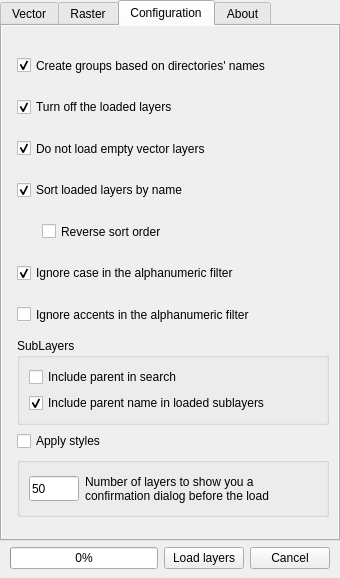
Above: Ui_DockWidget.ui from gacarrillor/loadthemall before the change. Below: the same form after it.
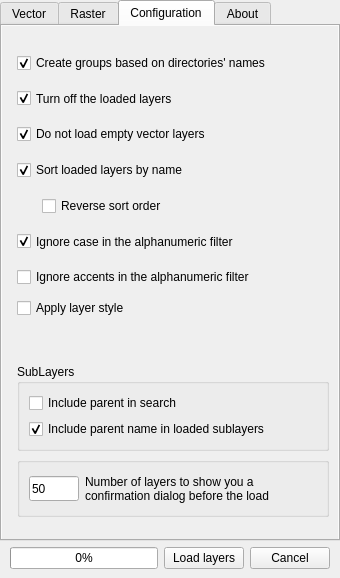
That is the form after the change. The open tabs and pages were chosen to show the change. Icons and pictures are not drawn.

Patch:
```diff
--- a/Ui_DockWidget.ui
+++ b/Ui_DockWidget.ui
@@ -191,7 +191,7 @@
             <rect>
              <x>0</x>
              <y>0</y>
-             <width>278</width>
+             <width>323</width>
              <height>598</height>
             </rect>
            </property>
@@ -311,8 +311,8 @@
             <rect>
              <x>0</x>
              <y>0</y>
-             <width>310</width>
-             <height>447</height>
+             <width>323</width>
+             <height>493</height>
             </rect>
            </property>
            <property name="sizePolicy">
@@ -499,7 +499,7 @@
                 </property>
                </widget>
               </item>
-              <item row="8" column="0">
+              <item row="10" column="0">
                <widget class="QGroupBox" name="groupBox_2">
                 <property name="sizePolicy">
                  <sizepolicy hsizetype="Preferred" vsizetype="MinimumExpanding">
@@ -531,7 +531,7 @@
                 </layout>
                </widget>
               </item>
-              <item row="10" column="0">
+              <item row="12" column="0">
                <widget class="QGroupBox" name="groupBox">
                 <property name="minimumSize">
                  <size>
@@ -599,7 +599,7 @@
                 </layout>
                </widget>
               </item>
-              <item row="11" column="0">
+              <item row="13" column="0">
                <spacer name="verticalSpacer_2">
                 <property name="orientation">
                  <enum>Qt::Vertical</enum>
@@ -615,13 +615,29 @@
                 </property>
                </spacer>
               </item>
-              <item row="9" column="0">
+              <item row="8" column="0">
                <widget class="QCheckBox" name="chkStyles">
+                <property name="toolTip">
+                 <string>When checked, if a QML file shares a layer's name and path, it will be applied. If groups are checked and a QML has the group name, it will be applied to all layers inside that group.</string>
+                </property>
                 <property name="text">
-                 <string>Apply styles</string>
+                 <string>Apply layer style</string>
                 </property>
                </widget>
               </item>
+              <item row="9" column="0">
+               <spacer name="verticalSpacer_11">
+                <property name="orientation">
+                 <enum>Qt::Vertical</enum>
+                </property>
+                <property name="sizeHint" stdset="0">
+                 <size>
+                  <width>20</width>
+                  <height>40</height>
+                 </size>
+                </property>
+               </spacer>
+              </item>
              </layout>
             </item>
            </layout>
@@ -955,7 +971,7 @@
                    <string notr="true">font: 8pt &quot;Sans Serif&quot;;</string>
                   </property>
                   <property name="text">
-                   <string>&lt;html&gt;&lt;head/&gt;&lt;body&gt;&lt;p&gt;&lt;span style=&quot; font-style:italic;&quot;&gt;Code contributors:&lt;/span&gt;&lt;br/&gt;&lt;br/&gt;     David Bakeman (v2.1 and v2.4)&lt;br/&gt;     Soeren Gebbert (v2.3)&lt;br/&gt;     Jean Hemmi (v3.1 &amp;amp; French trans.)&lt;/p&gt;&lt;/body&gt;&lt;/html&gt;</string>
+                   <string>&lt;html&gt;&lt;head/&gt;&lt;body&gt;&lt;p&gt;&lt;span style=&quot; font-style:italic;&quot;&gt;Code contributors:&lt;/span&gt;&lt;br/&gt;&lt;br/&gt;     David Bakeman (v2.1 and v2.4)&lt;br/&gt;     Soeren Gebbert (v2.3)&lt;br/&gt;     Jean Hemmi (v3.1 &amp;amp; French transl.)&lt;/p&gt;&lt;/body&gt;&lt;/html&gt;</string>
                   </property>
                   <property name="wordWrap">
                    <bool>true</bool>
```
